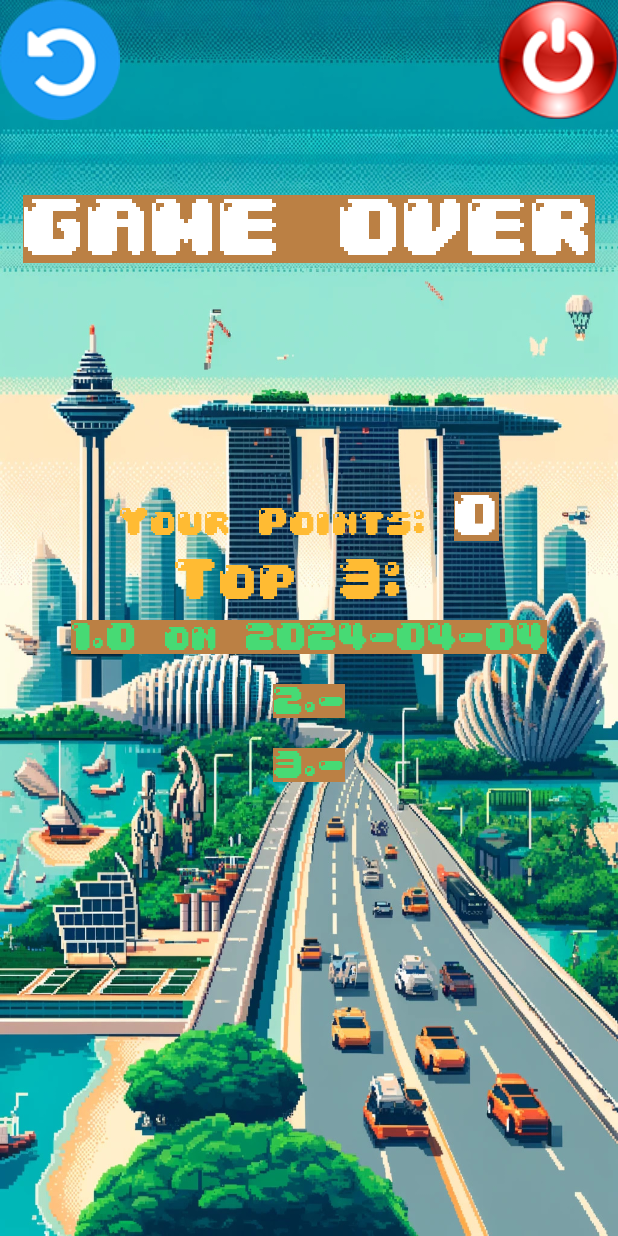
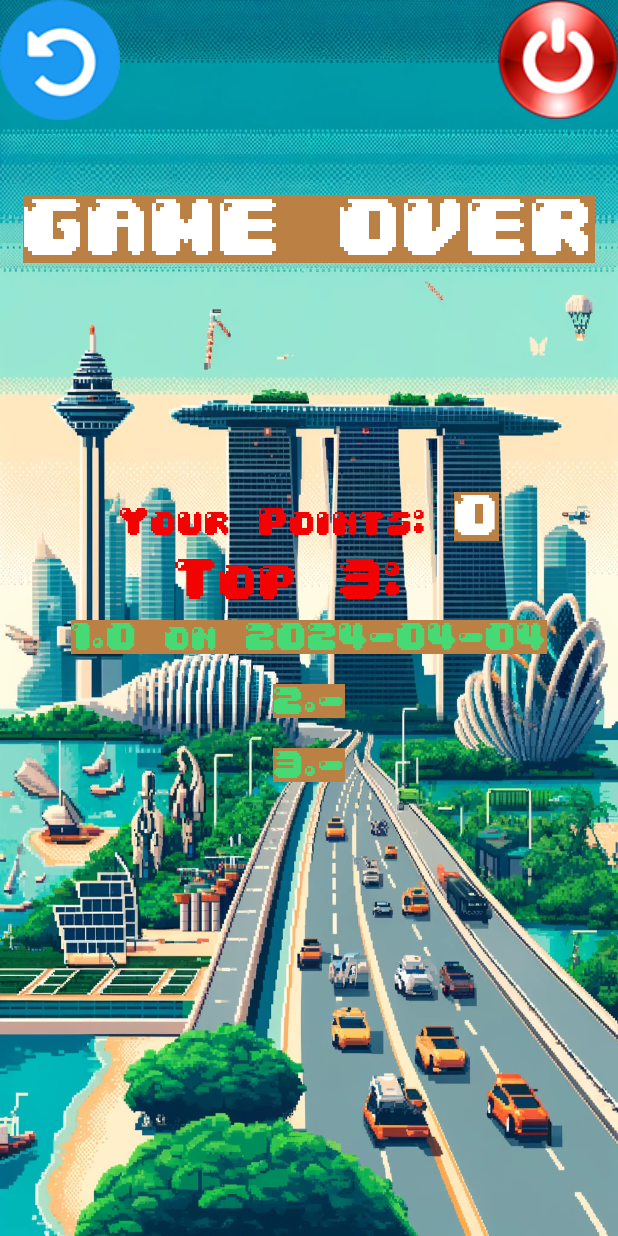
Before and after one commit to xXxPMWxXx/DroughtSingapore2100, an Android app: the GameOver screen opened directly, with no data from a screen before it, on a phone screen of 412 x 824 dp. Run offline under Robolectric (Android 15) with nearby library versions, the phone set to English and light mode, and no system bars; 1 statement that could not run was skipped.

Commit message:
update color

```diff
--- a/app/src/main/res/layout/game_over.xml
+++ b/app/src/main/res/layout/game_over.xml
@@ -73,7 +73,7 @@
                         android:layout_height="wrap_content"
                         android:text="Your Points: "
                         android:textSize="22sp"
-                        android:textColor="@android:color/holo_orange_light"
+                        android:textColor="#f20202"
                         android:fontFamily="@font/b04"/>
 
                 <TextView
@@ -102,7 +102,7 @@
                         android:text="Top 3: "
                         android:textSize="32sp"
                         android:layout_gravity="center"
-                        android:textColor="@android:color/holo_orange_light"
+                        android:textColor="#f20202"
                         android:fontFamily="@font/b04"/>
             </LinearLayout>
 
```
Also changed, not shown: app/src/main/java/com/example/droughtsingapore2100/GameView.java (+7 -7 lines).
